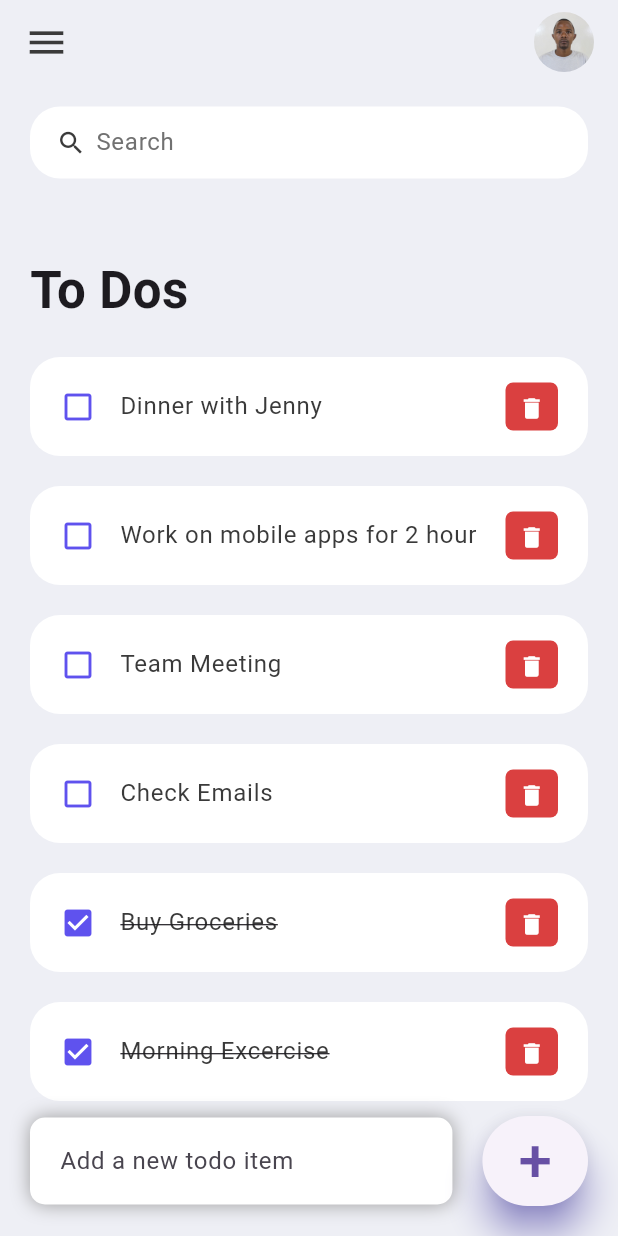
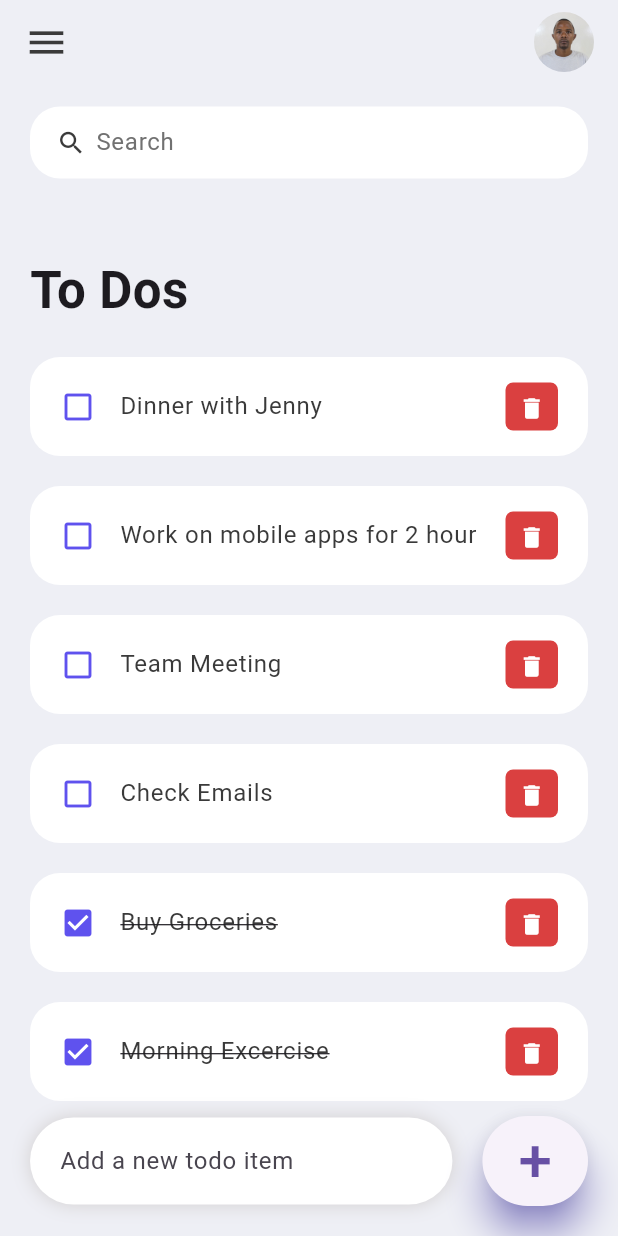
Before and after one commit to paulmagadi/PLP, a Flutter app: the screen it shows after launch, on a phone screen of 412 x 824 dp. Run offline on Flutter 3.47's test engine with Material 3 defaults, Android fonts, the phone set to English and light mode, and no system bars.

Commit message:
modified:   DART-and FLUTTER-HACKATHON-2/to_do_app/lib/screens/home.dart

```diff
--- a/DART-and FLUTTER-HACKATHON-2/to_do_app/lib/screens/home.dart
+++ b/DART-and FLUTTER-HACKATHON-2/to_do_app/lib/screens/home.dart
@@ -70,12 +70,12 @@ class _HomeState extends State<Home> {
             child: Row(children: [
               Expanded(
                 child: Container(
-                  margin: EdgeInsets.only(
+                  margin:const EdgeInsets.only(
                     bottom: 20,
                     right: 20,
                     left: 20,
                   ),
-                  padding: EdgeInsets.symmetric(
+                  padding:const EdgeInsets.symmetric(
                     horizontal: 20,
                     vertical: 5,
                   ),
@@ -83,41 +83,41 @@ class _HomeState extends State<Home> {
                     color: Colors.white,
                     boxShadow: const [
                       BoxShadow(
-                        color: Colors.grey,
+                        color: Color.fromARGB(255, 210, 207, 207),
                         offset: Offset(0.0, 0.0),
                         blurRadius: 10.0,
                         spreadRadius: 0.0,
                       ),
                     ],
-                    borderRadius: BorderRadius.circular(10),
+                    borderRadius: BorderRadius.circular(80),
                   ),
                   child: TextField(
                     controller: _todoController,
-                    decoration: InputDecoration(
+                    decoration:const InputDecoration(
                         hintText: 'Add a new todo item',
                         border: InputBorder.none),
                   ),
                 ),
               ),
               Container(
-                margin: EdgeInsets.only(
+                margin:const EdgeInsets.only(
                   bottom: 20,
                   right: 20,
                 ),
                 child: ElevatedButton(
-                  child: Text(
-                    '+',
-                    style: TextStyle(
-                      fontSize: 40,
-                    ),
-                  ),
                   onPressed: () {
                     _addToDoItem(_todoController.text);
                   },
                   style: ElevatedButton.styleFrom(
                     shadowColor: tdBlue,
-                    minimumSize: Size(60, 60),
+                    minimumSize:const Size(60, 60),
                     elevation: 10,
+                  ),
+                  child: const Text(
+                    '+',
+                    style: TextStyle(
+                      fontSize: 40,
+                    ),
                   ),
                 ),
               ),
```
